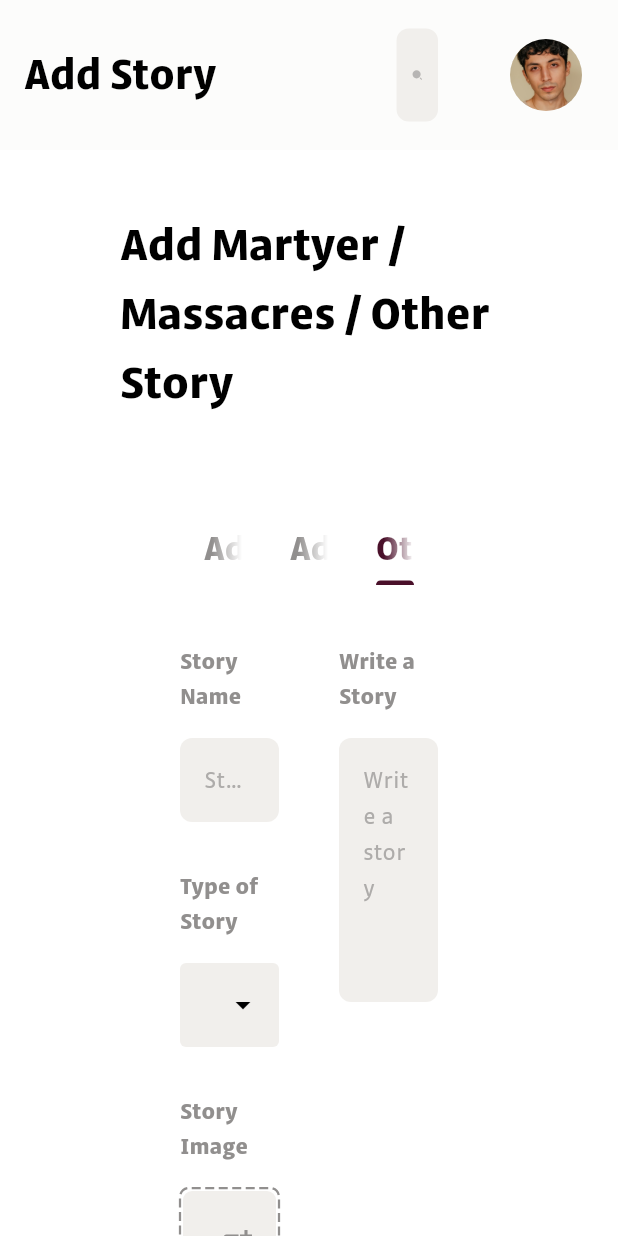
After one commit to a7med2002/gaza_martyrs_app0, a Flutter app: the SubAddStories screen opened by its route, tab 3 chosen, on a phone screen of 412 x 824 dp. The commit adds this screen. Run offline on Flutter 3.47's test engine with Material 3 defaults, Android fonts, the phone set to English and light mode, and no system bars; drawn by our look-alikes of dotted_border, dropdown_search; our stand-ins replace cloud_firestore, connectivity_plus, firebase_auth, firebase_core, firebase_messaging, fl_chart and 12 more; missing offline and left inert: dart:html, dart_jsonwebtoken; accounts and stored records are empty; network calls fail; project files that could hold a hidden picture were left out.

Commit message:
create a sub-admin pages

```diff
--- a/lib/controllers/User/splash_controller.dart
+++ b/lib/controllers/User/splash_controller.dart
@@ -71,6 +71,8 @@ class SplashController extends GetxController
       Get.offAllNamed("/mainScreen");
     } else if (!isMobile() && role == "admin") {
       Get.offAllNamed("/adminDahsboard");
+    } else if (!isMobile() && role == "sub-admin") {
+      Get.offAllNamed("/subAddStories");
     } else {
       await FirebaseAuth.instance.signOut();
       isMobile() ? Get.offAllNamed("/login1") : Get.offAllNamed("/adminLogin");
--- a/lib/main.dart
+++ b/lib/main.dart
@@ -13,6 +13,7 @@ import 'package:gaza_martyer_app/screens/Admin/Pages/Add%20Stories/add_stories.d
 import 'package:gaza_martyer_app/screens/Admin/Pages/Auth/admin_forget_password.dart';
 import 'package:gaza_martyer_app/screens/Admin/Pages/Auth/admin_login.dart';
 import 'package:gaza_martyer_app/screens/Admin/admin_dashboard.dart';
+import 'package:gaza_martyer_app/screens/Sub%20Admin/sub_add_stories.dart';
 import 'package:gaza_martyer_app/screens/User/Home/home.dart';
 import 'package:gaza_martyer_app/screens/User/Notifications/user_notification.dart';
 import 'package:gaza_martyer_app/screens/User/OnBoarding/on_boarding_screen.dart';
@@ -76,6 +77,10 @@ class MyApp extends StatelessWidget {
             GetPage(
                 name: "/adminDahsboard",
                 page: () => AdminDashboard(),
+                transition: Transition.downToUp),
+            GetPage(
+                name: "/subAddStories",
+                page: () => SubAddStories(),
                 transition: Transition.downToUp),
             GetPage(
                 name: "/adminAddStory",
--- /dev/null
+++ b/lib/screens/Sub Admin/sub_add_stories.dart
@@ -0,0 +1,88 @@
+import 'package:flutter/material.dart';
+import 'package:gaza_martyer_app/controllers/Admin/tab_add_story_controller.dart';
+import 'package:gaza_martyer_app/screens/Admin/Pages/Add%20Stories/widgets/add_martyer_story.dart';
+import 'package:gaza_martyer_app/screens/Admin/Pages/Add%20Stories/widgets/add_massacre.dart';
+import 'package:gaza_martyer_app/screens/Admin/Pages/Add%20Stories/widgets/add_other.dart';
+import 'package:gaza_martyer_app/screens/Sub%20Admin/widgets/sub_admin_header.dart';
+import 'package:get/get.dart';
+
+class SubAddStories extends StatelessWidget {
+  const SubAddStories({super.key});
+
+  @override
+  Widget build(BuildContext context) {
+    TabAddStoryController tabAddStoryController =
+        Get.put(TabAddStoryController());
+    return Scaffold(
+      body: DefaultTabController(
+        length: 3,
+        child: SingleChildScrollView(
+          child: Column(
+            children: [
+              SubAdminHeader(title: "addStory"),
+              Padding(
+                padding:
+                    const EdgeInsets.symmetric(horizontal: 80, vertical: 40),
+                child: Column(
+                  crossAxisAlignment: CrossAxisAlignment.start,
+                  children: [
+                    Text(
+                      "Add Martyer / Massacres / Other Story".tr,
+                      style:
+                          TextStyle(fontSize: 32, fontWeight: FontWeight.bold),
+                    ),
+                    SizedBox(height: 32),
+                    Container(
+                      padding:
+                          EdgeInsets.symmetric(horizontal: 40, vertical: 32),
+                      decoration: BoxDecoration(
+                        color: Theme.of(context).colorScheme.onPrimary,
+                        borderRadius: BorderRadius.circular(6),
+                      ),
+                      child: Column(
+                        children: [
+                          SizedBox(
+                            width: 600,
+                            child: TabBar(
+                              onTap: (tabIndex) => tabAddStoryController
+                                  .selectedTabIndex.value = tabIndex,
+                              unselectedLabelColor:
+                                  Theme.of(context).colorScheme.secondary,
+                              indicatorColor:
+                                  Theme.of(context).colorScheme.primary,
+                              dividerColor: Colors.transparent,
+                              labelStyle: TextStyle(
+                                  fontSize: 24, fontWeight: FontWeight.bold),
+                              tabs: [
+                                Tab(text: "addMartyer".tr),
+                                Tab(text: "addMassacres".tr),
+                                Tab(text: "otherStory".tr),
+                              ],
+                            ),
+                          ),
+                          SizedBox(height: 40),
+                          Obx(() {
+                            if (tabAddStoryController.selectedTabIndex.value ==
+                                0) {
+                              return AddMartyerStory();
+                            } else if (tabAddStoryController
+                                    .selectedTabIndex.value ==
+                                1) {
+                              return AddMassacre();
+                            } else {
+                              return AddOther();
+                            }
+                          })
+                        ],
+                      ),
+                    ),
+                  ],
+                ),
+              ),
+            ],
+          ),
+        ),
+      ),
+    );
+  }
+}
--- /dev/null
+++ b/lib/screens/Sub Admin/widgets/sub_admin_header.dart
@@ -0,0 +1,146 @@
+import 'package:flutter/material.dart';
+import 'package:flutter_svg/flutter_svg.dart';
+import 'package:gaza_martyer_app/controllers/Admin/admin_controller.dart';
+import 'package:gaza_martyer_app/controllers/User/auth_controller.dart';
+import 'package:gaza_martyer_app/locale/locale_controller.dart';
+import 'package:get/get.dart';
+
+class SubAdminHeader extends StatelessWidget {
+  final String title;
+  const SubAdminHeader({super.key, required this.title});
+
+  @override
+  Widget build(BuildContext context) {
+    AdminController adminController = Get.put(AdminController());
+    AuthController authController = Get.put(AuthController());
+    return Container(
+      height: 100,
+      padding: const EdgeInsets.all(16),
+      color: Color(0xffFCFCFB),
+      child: Row(
+        children: [
+          Text(
+            title.tr,
+            style: TextStyle(fontSize: 30, fontWeight: FontWeight.bold),
+          ),
+          SizedBox(width: 120),
+          Expanded(
+            child: TextField(
+              decoration: InputDecoration(
+                enabledBorder: OutlineInputBorder(
+                    borderSide: BorderSide.none,
+                    borderRadius: BorderRadius.circular(8)),
+                focusedBorder: OutlineInputBorder(
+                    borderSide: BorderSide.none,
+                    borderRadius: BorderRadius.only(
+                        topLeft: Radius.circular(8),
+                        topRight: Radius.circular(8))),
+                filled: true,
+                fillColor: Theme.of(context).colorScheme.primaryContainer,
+                hintText: "search".tr,
+                hintStyle: TextStyle(
+                  fontSize: 20,
+                  color:
+                      Theme.of(context).colorScheme.secondary.withOpacity(0.6),
+                ),
+                prefixIcon: Padding(
+                  padding: EdgeInsets.all(10),
+                  child: SvgPicture.asset(
+                    "assets/svgs/Search.svg",
+                    width: 32,
+                    height: 32,
+                    color: Theme.of(context)
+                        .colorScheme
+                        .secondary
+                        .withOpacity(0.6),
+                  ),
+                ),
+              ),
+            ),
+          ),
+          SizedBox(width: 40),
+          PopupMenuButton<String>(
+            borderRadius: BorderRadius.circular(6),
+            offset: Offset(0, 50),
+            icon: CircleAvatar(
+              radius: 24,
+              backgroundImage: AssetImage("assets/cover/person.png"),
+            ),
+            itemBuilder: (BuildContext context) => [
+              PopupMenuItem<String>(
+                enabled: false,
+                padding: EdgeInsets.symmetric(horizontal: 16, vertical: 16),
+                child: Column(
+                  crossAxisAlignment: CrossAxisAlignment.start,
+                  children: [
+                    Text(
+                      adminController.auth.currentUser!.email!,
+                      style: TextStyle(
+                        fontSize: 18,
+                        color: Theme.of(context).colorScheme.secondary,
+                      ),
+                    ),
+                    SizedBox(height: 8),
+                    Divider(
+                        color: Theme.of(context).colorScheme.primaryContainer),
+                    InkWell(
+                      onTap: () async {
+                        final localeController = Get.find<LocaleController>();
+                        final currentLang = localeController.language.value;
+
+                        if (currentLang == "English") {
+                          localeController.changeLang("العربية");
+                        } else {
+                          localeController.changeLang("English");
+                        }
+                        Get.back();
+
+                        print('Changed Language');
+                      },
+                      child: Padding(
+                        padding: const EdgeInsets.symmetric(vertical: 8.0),
+                        child: Row(
+                          children: [
+                            SvgPicture.asset("assets/svgs/global-edit.svg"),
+                            SizedBox(width: 8),
+                            Text("changeLanguage".tr,
+                                style: TextStyle(
+                                    fontSize: 16,
+                                    color: Theme.of(context)
+                                        .colorScheme
+                                        .onPrimaryContainer)),
+                          ],
+                        ),
+                      ),
+                    ),
+                    InkWell(
+                      onTap: () {
+                        authController.auth.signOut();
+                        Get.offAllNamed('/adminLogin');
+                      },
+                      child: Padding(
+                        padding: const EdgeInsets.symmetric(vertical: 8.0),
+                        child: Row(
+                          children: [
+                            SvgPicture.asset("assets/svgs/Logout.svg"),
+                            SizedBox(width: 8),
+                            Text("logout".tr,
+                                style: TextStyle(
+                                    fontSize: 16,
+                                    color: Theme.of(context)
+                                        .colorScheme
+                                        .onPrimaryContainer)),
+                          ],
+                        ),
+                      ),
+                    )
+                  ],
+                ),
+              ),
+            ],
+          ),
+        ],
+      ),
+    );
+  }
+}
--- a/lib/screens/User/Splash/splash_screen.dart
+++ b/lib/screens/User/Splash/splash_screen.dart
@@ -1,8 +1,5 @@
-import 'dart:io';
-
 import 'package:flutter/material.dart';
 import 'package:gaza_martyer_app/controllers/User/splash_controller.dart';
-import 'package:gaza_martyer_app/controllers/User/update_controller.dart';
 import 'package:get/get.dart';
 
 class SplashScreen extends StatelessWidget {
```
Also changed, not shown: lib/controllers/User/auth_controller.dart (+8 -59 lines).
